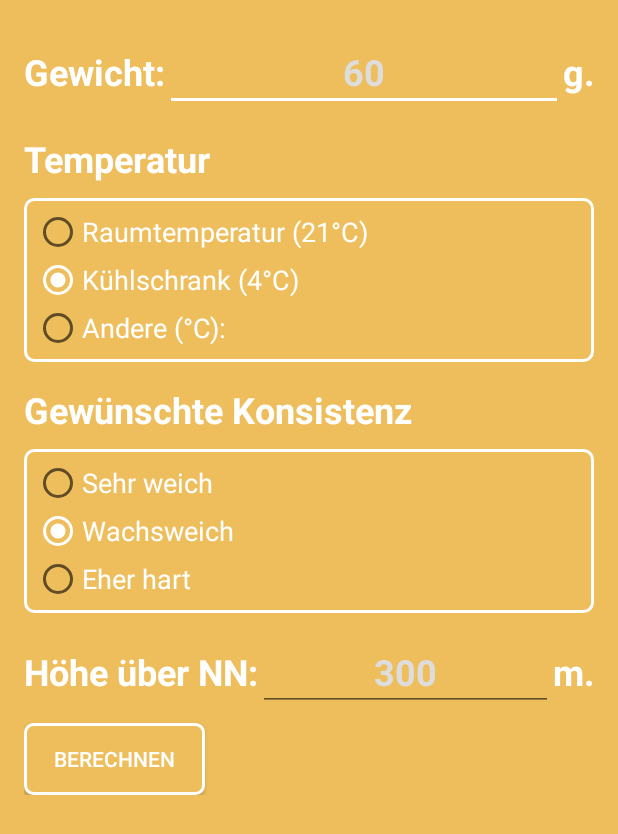
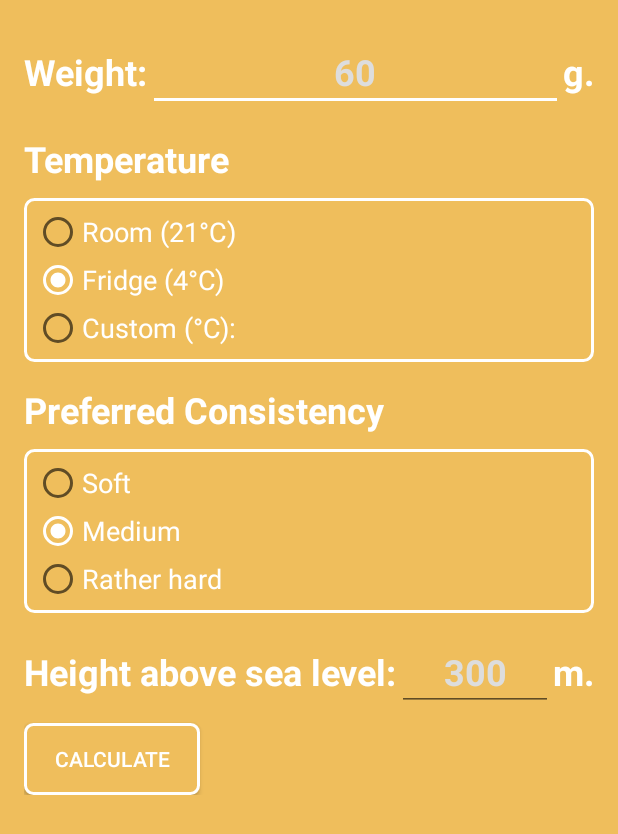
Before and after one commit to MarcelJurtz/Perfeggt, an Android app: the screen it shows after launch (SettingsActivity), on a phone screen of 412 x 824 dp. Shown: the top 834 px of the screen. Run offline under Robolectric (Android 15) with nearby library versions, the phone set to English and light mode, and no system bars.

Commit message:
Add english translation

```diff
--- a/app/src/main/res/values/strings.xml
+++ b/app/src/main/res/values/strings.xml
@@ -1,26 +1,26 @@
 <resources>
     <string name="app_name">perfeggt</string>
 
-    <string name="weight_header">Gewicht:</string>
+    <string name="weight_header">Weight:</string>
 
-    <string name="temperature_header">Temperatur</string>
-    <string name="temperature_entry_room">Raumtemperatur (21°C)</string>
-    <string name="temperature_entry_fridge">Kühlschrank (4°C)</string>
-    <string name="temperature_entry_custom">Andere (°C):</string>
+    <string name="temperature_header">Temperature</string>
+    <string name="temperature_entry_room">Room (21°C)</string>
+    <string name="temperature_entry_fridge">Fridge (4°C)</string>
+    <string name="temperature_entry_custom">Custom (°C):</string>
 
-    <string name="consistency_header">Gewünschte Konsistenz</string>
-    <string name="consistency_soft">Sehr weich</string>
-    <string name="consistency_medium">Wachsweich</string>
-    <string name="consistency_hard">Eher hart</string>
+    <string name="consistency_header">Preferred Consistency</string>
+    <string name="consistency_soft">Soft</string>
+    <string name="consistency_medium">Medium</string>
+    <string name="consistency_hard">Rather hard</string>
 
-    <string name="height_header">Höhe über NN:</string>
+    <string name="height_header">Height above sea level:</string>
 
-    <string name="calculate">Berechnen</string>
+    <string name="calculate">Calculate</string>
 
     <string name="unit_gram">g.</string>
     <string name="unit_meter">m.</string>
 
-    <string name="completed_header">Fertig!</string>
-    <string name="stop_alarm">Alarm beenden</string>
-    <string name="start_timer">Start!</string>
+    <string name="completed_header">Done!</string>
+    <string name="stop_alarm">Stop alarm</string>
+    <string name="start_timer">Go!</string>
 </resources>
```
Also changed, not shown: 1 other file.
